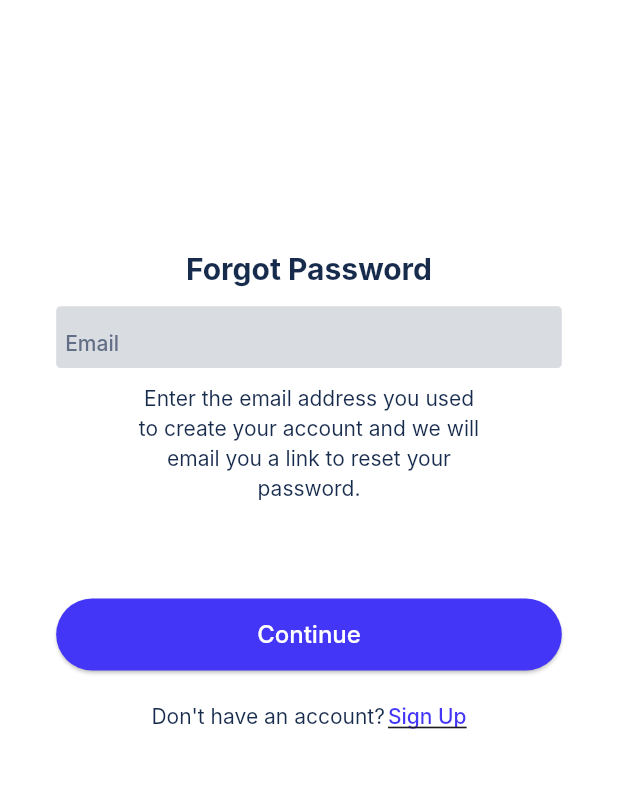
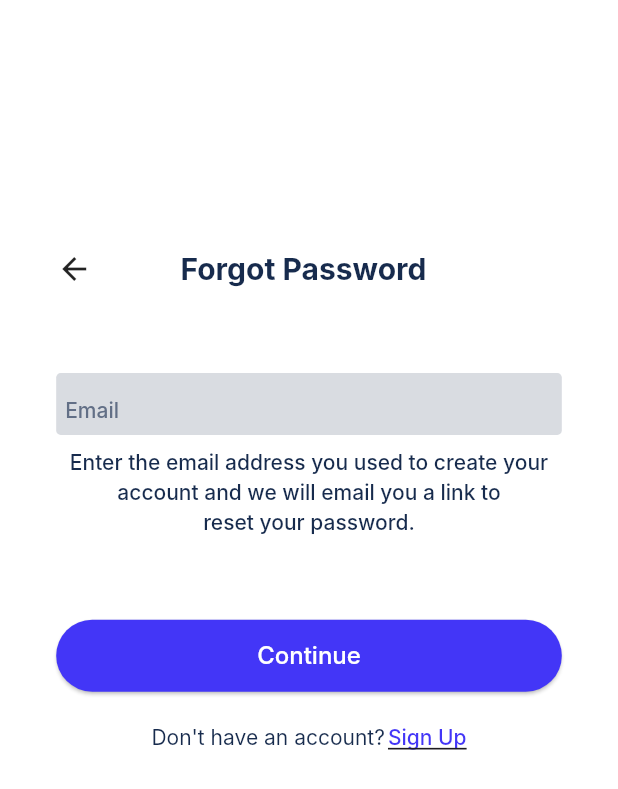
Before and after one commit to diilshadkt/chateo, a Flutter app: the ForgotPasswordPage screen opened by its route, on a phone screen of 412 x 824 dp. Shown: the top 789 px of the screen. Run offline on Flutter 3.47's test engine with Material 3 defaults, Android fonts, the phone set to English and light mode, and no system bars; our stand-ins replace firebase_auth, firebase_core, flutter_hooks, flutter_riverpod, go_router, hooks_riverpod and 1 more; accounts and stored records are empty; generated files the repository leaves out were written again; Roboto replaces fonts that are missing (Inter).

Commit message:
forgot paas page ui updated

```diff
--- a/lib/core/constants/constants.dart
+++ b/lib/core/constants/constants.dart
@@ -21,9 +21,10 @@ class Constants {
   final String txtSignup = "Sign Up";
   final String txtForgotPassword = "Forgto Password?";
   //forgot Page
-   final String txtForgotHeading = "Forgot Password";
-    final String txtForgotSubHeading = "Enter the email address you used to create your account and we will email you a link to reset your password.";
-    //  final String txtSignup = "Sign Up";
+  final String txtForgotHeading = "Forgot Password";
+  final String txtForgotSubHeading =
+      "Enter the email address you used to create your account and we will email you a link to\nreset your password.";
+  //  final String txtSignup = "Sign Up";
 }
 
 @riverpod
--- a/lib/core/widgets/textfield_widget.dart
+++ b/lib/core/widgets/textfield_widget.dart
@@ -23,8 +23,9 @@ class TextfieldWidget extends StatelessWidget {
       decoration: BoxDecoration(
           color: colors.textInverse, borderRadius: BorderRadius.circular(3)),
       child: TextFormField(
-        validator: validator,
+
         controller: controller,
+          validator: validator,
         cursorHeight: 16,
         cursorColor: colors.primary,
         decoration: InputDecoration(
--- a/lib/features/auth/view/pages/forgot_password_page.dart
+++ b/lib/features/auth/view/pages/forgot_password_page.dart
@@ -3,6 +3,7 @@ import 'package:chateo/core/themes/app_theme.dart';
 import 'package:chateo/core/widgets/button_widget.dart';
 import 'package:chateo/core/widgets/textfield_widget.dart';
 import 'package:chateo/features/auth/controller/auth_controller.dart';
+import 'package:chateo/features/auth/view/pages/login_page.dart';
 import 'package:chateo/features/auth/view/pages/signup_page.dart';
 import 'package:chateo/features/auth/view/widgets/forgot_password_widget.dart';
 import 'package:flutter/material.dart';
@@ -47,12 +48,25 @@ class ForgotPasswordPage extends HookConsumerWidget {
                   SizedBox(
                     height: MediaQuery.sizeOf(context).height / 5,
                   ),
-                  Text(
-                    constants.txtForgotHeading,
-                    style: typography.h800,
+                  Row(
+                    mainAxisAlignment: MainAxisAlignment.start,
+                    children: [
+                      InkWell(
+                          onTap: () {
+                            context.go(LoginPage.routePath);
+                          },
+                          child: const Icon(Icons.arrow_back)),
+                      SizedBox(
+                        width: MediaQuery.sizeOf(context).width / 7,
+                      ),
+                      Text(
+                        constants.txtForgotHeading,
+                        style: typography.h800,
+                      ),
+                    ],
                   ),
                   SizedBox(
-                    height: MediaQuery.sizeOf(context).height / 80,
+                    height: MediaQuery.sizeOf(context).height / 15,
                   ),
                   TextfieldWidget(
                     label: constants.txtEmail,
@@ -61,20 +75,16 @@ class ForgotPasswordPage extends HookConsumerWidget {
                         ref.read(authControllerProvider.notifier).validateEmail,
                   ),
                   SizedBox(
-                    height: MediaQuery.sizeOf(context).height / 80,
+                    height: MediaQuery.sizeOf(context).height / 100,
                   ),
 
-                  Padding(
-                    padding: EdgeInsets.symmetric(
-                        horizontal: MediaQuery.sizeOf(context).width / 8),
-                    child: Text(
-                      textAlign: TextAlign.center,
-                      constants.txtForgotSubHeading,
-                      style: typography.h100.copyWith(color: colors.text),
-                    ),
+                  Text(
+                    textAlign: TextAlign.center,
+                    constants.txtForgotSubHeading,
+                    style: typography.h200.copyWith(color: colors.text),
                   ),
                   SizedBox(
-                    height: MediaQuery.sizeOf(context).height / 13,
+                    height: MediaQuery.sizeOf(context).height / 15,
                   ),
 
                   ButtonWidget(onPressed: onButtonClicked),
```
